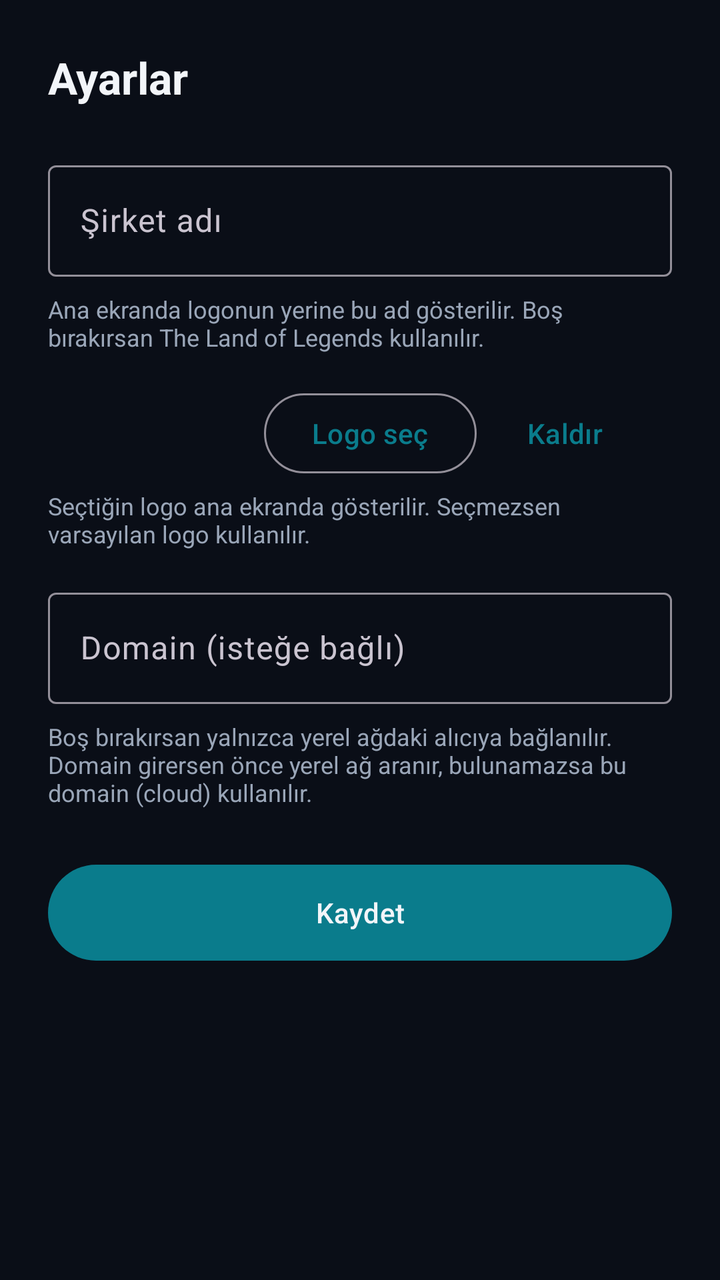
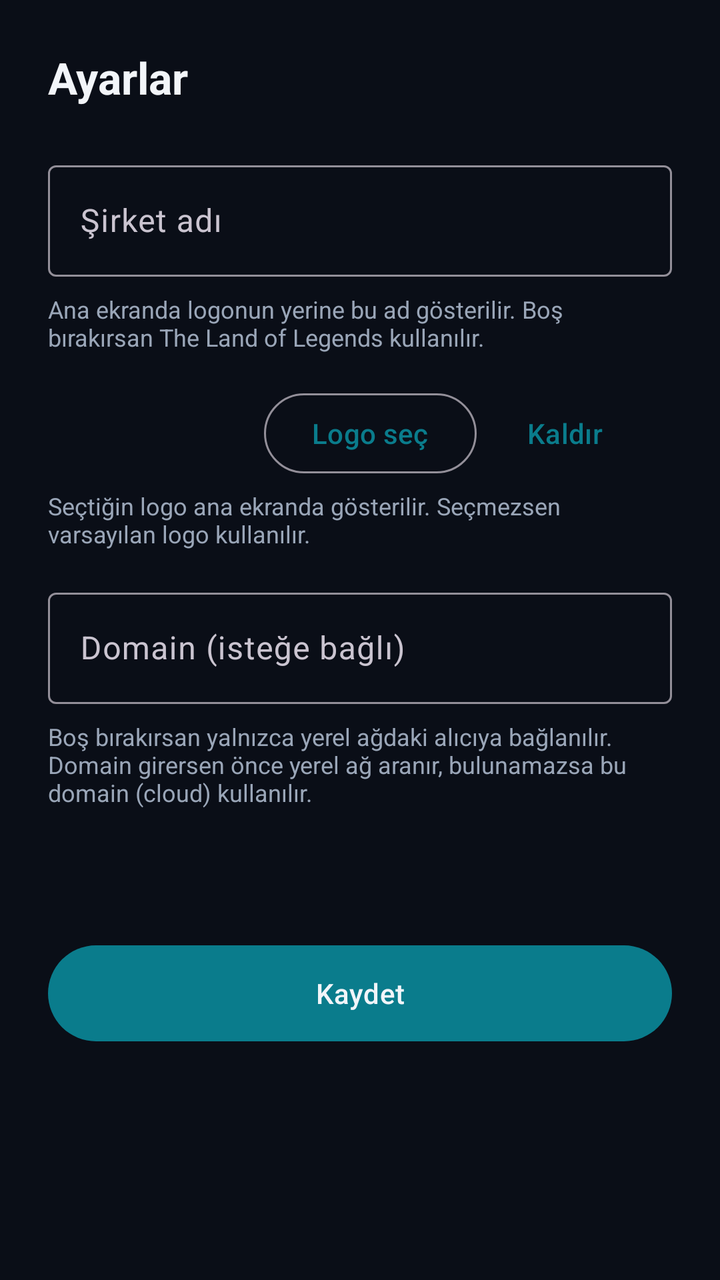

An Android layout rendered at two revisions. The XML below is the earlier revision; the diff shows what the commit changed to produce the second picture.
<!-- AndroidManifest.xml: application theme Theme.HomakCast -->
<!-- res/layout/activity_settings.xml -->
<?xml version="1.0" encoding="utf-8"?>
<ScrollView xmlns:android="http://schemas.android.com/apk/res/android"
    android:layout_width="match_parent"
    android:layout_height="match_parent"
    android:fillViewport="true">

    <LinearLayout
        android:layout_width="match_parent"
        android:layout_height="wrap_content"
        android:orientation="vertical"
        android:padding="24dp">

        <TextView
            android:layout_width="wrap_content"
            android:layout_height="wrap_content"
            android:text="@string/settings_title"
            android:textColor="@color/on_surface"
            android:textSize="22sp"
            android:textStyle="bold" />

        <com.google.android.material.textfield.TextInputLayout
            android:id="@+id/companyLayout"
            android:layout_width="match_parent"
            android:layout_height="wrap_content"
            android:layout_marginTop="24dp"
            android:hint="@string/hint_company">

            <com.google.android.material.textfield.TextInputEditText
                android:id="@+id/companyInput"
                android:layout_width="match_parent"
                android:layout_height="wrap_content"
                android:inputType="textCapWords"
                android:maxLength="60" />
        </com.google.android.material.textfield.TextInputLayout>

        <TextView
            android:layout_width="match_parent"
            android:layout_height="wrap_content"
            android:layout_marginTop="8dp"
            android:text="@string/company_help"
            android:textColor="@color/muted"
            android:textSize="12sp" />

        <LinearLayout
            android:layout_width="match_parent"
            android:layout_height="wrap_content"
            android:layout_marginTop="16dp"
            android:gravity="center_vertical"
            android:orientation="horizontal">

            <ImageView
                android:id="@+id/logoPreview"
                android:layout_width="96dp"
                android:layout_height="48dp"
                android:contentDescription="@string/logo_pick"
                android:scaleType="fitCenter" />

            <com.google.android.material.button.MaterialButton
                android:id="@+id/logoPickButton"
                style="@style/Widget.Material3.Button.OutlinedButton"
                android:layout_width="wrap_content"
                android:layout_height="wrap_content"
                android:layout_marginStart="12dp"
                android:text="@string/logo_pick" />

            <com.google.android.material.button.MaterialButton
                android:id="@+id/logoClearButton"
                style="@style/Widget.Material3.Button.TextButton"
                android:layout_width="wrap_content"
                android:layout_height="wrap_content"
                android:text="@string/logo_clear" />
        </LinearLayout>

        <TextView
            android:layout_width="match_parent"
            android:layout_height="wrap_content"
            android:layout_marginTop="4dp"
            android:text="@string/logo_help"
            android:textColor="@color/muted"
            android:textSize="12sp" />

        <com.google.android.material.textfield.TextInputLayout
            android:id="@+id/domainLayout"
            android:layout_width="match_parent"
            android:layout_height="wrap_content"
            android:layout_marginTop="16dp"
            android:hint="@string/hint_domain">

            <com.google.android.material.textfield.TextInputEditText
                android:id="@+id/domainInput"
                android:layout_width="match_parent"
                android:layout_height="wrap_content"
                android:inputType="textUri" />
        </com.google.android.material.textfield.TextInputLayout>

        <TextView
            android:layout_width="match_parent"
            android:layout_height="wrap_content"
            android:layout_marginTop="8dp"
            android:text="@string/domain_help"
            android:textColor="@color/muted"
            android:textSize="12sp" />

        <com.google.android.material.button.MaterialButton
            android:id="@+id/saveButton"
            android:layout_width="match_parent"
            android:layout_height="56dp"
            android:layout_marginTop="24dp"
            android:text="@string/save" />
    </LinearLayout>
</ScrollView>
<!-- resources referenced by this layout -->
<resources>
  <color name="muted">#9AA6B8</color>
  <color name="on_surface">#F2F5F9</color>
  <string name="company_help">Ana ekranda logonun yerine bu ad gösterilir. Boş bırakırsan The Land of Legends kullanılır.</string>
  <string name="domain_help">Boş bırakırsan yalnızca yerel ağdaki alıcıya bağlanılır. Domain girersen önce yerel ağ aranır, bulunamazsa bu domain (cloud) kullanılır.</string>
  <string name="hint_company">Şirket adı</string>
  <string name="hint_domain">Domain (isteğe bağlı)</string>
  <string name="logo_clear">Kaldır</string>
  <string name="logo_help">Seçtiğin logo ana ekranda gösterilir. Seçmezsen varsayılan logo kullanılır.</string>
  <string name="logo_pick">Logo seç</string>
  <string name="save">Kaydet</string>
  <string name="settings_title">Ayarlar</string>
  <style name="Theme.HomakCast" parent="Theme.Material3.Dark.NoActionBar">
          <item name="colorPrimary">@color/brand</item>
          <item name="colorOnPrimary">@color/on_surface</item>
          <item name="android:windowBackground">@color/surface</item>
          <item name="android:statusBarColor">@color/surface</item>
          <item name="android:navigationBarColor">@color/surface</item>
      </style>
  <color name="brand">#0A7C8C</color>
  <color name="surface">#0A0E17</color>
</resources>

<!-- the commit's change to res/layout/activity_settings.xml (unified diff, before → after) -->
@@ -101,6 +101,14 @@
             android:textColor="@color/muted"
             android:textSize="12sp" />
 
+        <TextView
+            android:id="@+id/versionText"
+            android:layout_width="match_parent"
+            android:layout_height="wrap_content"
+            android:layout_marginTop="24dp"
+            android:textColor="@color/muted"
+            android:textSize="12sp" />
+
         <com.google.android.material.button.MaterialButton
             android:id="@+id/saveButton"
             android:layout_width="match_parent"
